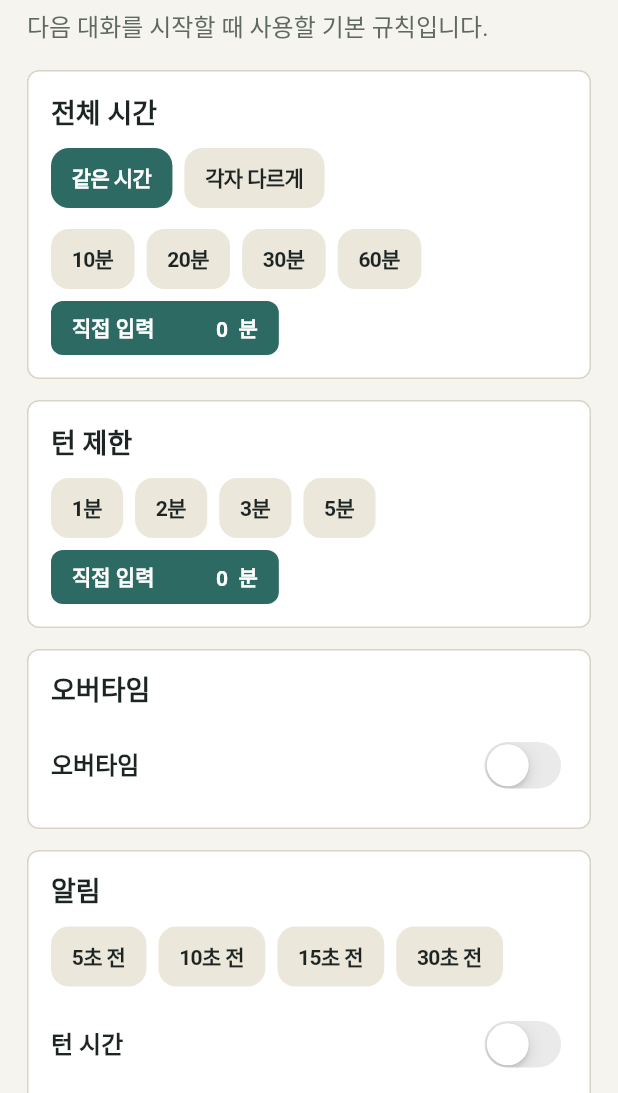
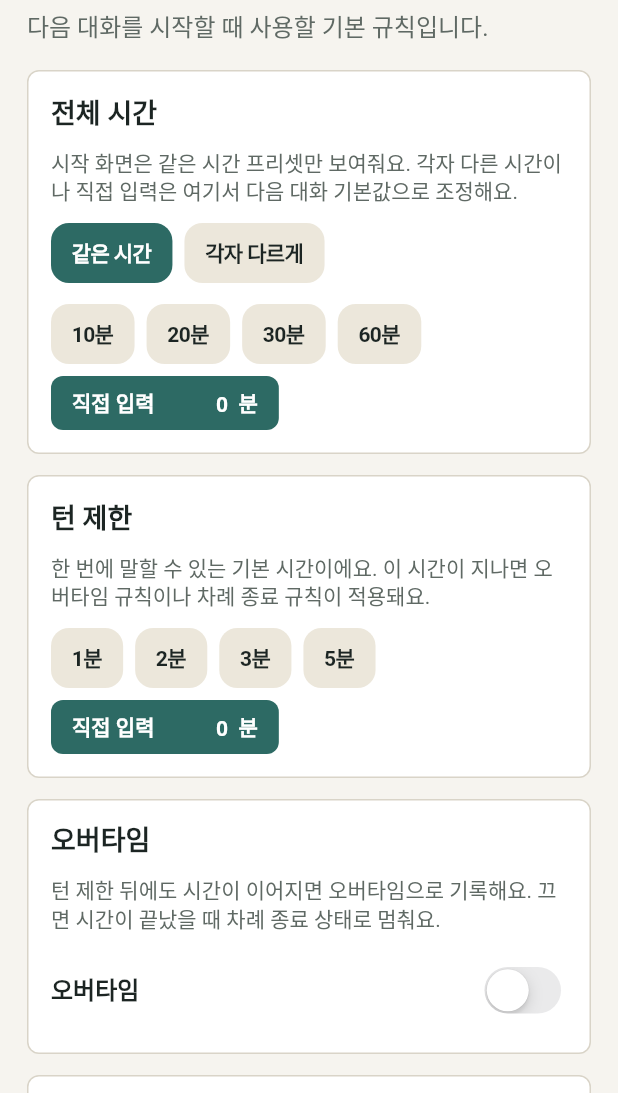
Before and after one commit to adtstack/calmturn, a Flutter app: the SettingsScreen screen opened directly with empty values, on a phone screen of 412 x 824 dp, the part 143-1236 px from its top. Run offline on Flutter 3.47's test engine with Material 3 defaults, Android fonts, the phone set to English and light mode, and no system bars; missing offline and left inert: dart:js_interop.

Commit message:
chore: snapshot 2026-06-12 changes
Automated ZManagedProjects commit.

Project: Tool/malcharye
Date: 2026-06-12

Changed paths:
- docs/04_screen_specs.md
- docs/12_settings_and_notifications.md
- lib/features/settings/session_settings.dart
- lib/features/settings/settings_screen.dart
- test/app/session_settings_flow_test.dart

```diff
--- a/lib/features/settings/session_settings.dart
+++ b/lib/features/settings/session_settings.dart
@@ -4,7 +4,7 @@ enum TotalTimeMode { same, customPerParticipant }
 
 const invalidTurnLimitMessage = '턴 제한은 전체 시간보다 길 수 없어요.';
 const invalidOvertimeWindowMessage = '오버타임을 쓰려면 턴 제한이 전체 시간보다 짧아야 해요.';
-const invalidPenaltyThresholdMessage = '주의 표시 기준은 가능한 오버타임보다 길 수 없어요.';
+const invalidPenaltyThresholdMessage = '내부 기록 기준은 가능한 오버타임보다 길 수 없어요.';
 const invalidWarningBeforeMessage = '알림 시점은 턴 제한과 전체 시간보다 짧아야 해요.';
 const invalidAlertDeliveryMessage = '알림 방식이 모두 꺼져 있어요.';
 const invalidAlertTargetMessage = '알림 대상이 모두 꺼져 있어요.';
--- a/lib/features/settings/settings_screen.dart
+++ b/lib/features/settings/settings_screen.dart
@@ -66,6 +66,10 @@ final class _SettingsScreenState extends State<SettingsScreen> {
             _Section(
               title: '전체 시간',
               children: [
+                const _HelpText(
+                  '시작 화면은 같은 시간 프리셋만 보여줘요. 각자 다른 시간이나 직접 입력은 여기서 다음 대화 기본값으로 조정해요.',
+                ),
+                const SizedBox(height: 12),
                 _ChoiceGroup<TotalTimeMode>(
                   value: _draft.totalTimeMode,
                   options: const [
@@ -126,6 +130,10 @@ final class _SettingsScreenState extends State<SettingsScreen> {
             _Section(
               title: '턴 제한',
               children: [
+                const _HelpText(
+                  '한 번에 말할 수 있는 기본 시간이에요. 이 시간이 지나면 오버타임 규칙이나 차례 종료 규칙이 적용돼요.',
+                ),
+                const SizedBox(height: 12),
                 MinutePresetField(
                   value: _draft.turnLimitSeconds,
                   options: turnLimitMinuteOptions,
@@ -143,6 +151,10 @@ final class _SettingsScreenState extends State<SettingsScreen> {
             _Section(
               title: '오버타임',
               children: [
+                const _HelpText(
+                  '턴 제한 뒤에도 시간이 이어지면 오버타임으로 기록해요. 끄면 시간이 끝났을 때 차례 종료 상태로 멈춰요.',
+                ),
+                const SizedBox(height: 12),
                 _ToggleRow(
                   label: '오버타임',
                   value: _draft.overtimeEnabled,
@@ -159,10 +171,10 @@ final class _SettingsScreenState extends State<SettingsScreen> {
                   _ChoiceGroup<int>(
                     value: _draft.penaltyThresholdSeconds,
                     options: const [
-                      ChoiceOption('주의 표시 30초', 30),
-                      ChoiceOption('주의 표시 1분', 60),
-                      ChoiceOption('주의 표시 2분', 120),
-                      ChoiceOption('주의 표시 3분', 180),
+                      ChoiceOption('내부 기록 기준 30초', 30),
+                      ChoiceOption('내부 기록 기준 1분', 60),
+                      ChoiceOption('내부 기록 기준 2분', 120),
+                      ChoiceOption('내부 기록 기준 3분', 180),
                     ],
                     onSelected: (value) {
                       _updateDraft(
@@ -172,7 +184,7 @@ final class _SettingsScreenState extends State<SettingsScreen> {
                   ),
                   const SizedBox(height: 12),
                   _ToggleRow(
-                    label: '주의 표시 반복',
+                    label: '내부 기록 반복',
                     value:
                         _draft.penaltyRepeatMode ==
                         PenaltyRepeatMode.everyThreshold,
@@ -192,6 +204,10 @@ final class _SettingsScreenState extends State<SettingsScreen> {
             _Section(
               title: '알림',
               children: [
+                const _HelpText(
+                  '턴/전체 시간 종료 전, 오버타임 시작, 내부 기준 도달 중 필요한 순간만 알려줘요. 대상과 방식은 각각 하나 이상 켜져 있어야 해요.',
+                ),
+                const SizedBox(height: 12),
                 _ChoiceGroup<int>(
                   value: _draft.warningBeforeSeconds,
                   options: const [
@@ -230,7 +246,7 @@ final class _SettingsScreenState extends State<SettingsScreen> {
                     },
                   ),
                   _ToggleRow(
-                    label: '주의 표시',
+                    label: '내부 기준 도달',
                     value: _draft.penaltyAlertEnabled,
                     onChanged: (value) {
                       _updateDraft(_draft.copyWith(penaltyAlertEnabled: value));
@@ -273,6 +289,10 @@ final class _SettingsScreenState extends State<SettingsScreen> {
             _Section(
               title: '기록',
               children: [
+                const _HelpText(
+                  '자동 저장은 대화 종료 기록을 남기는 기본 동작이에요. 내부 기준 기록은 호환성용 데이터이며 실행 화면과 기본 기록 화면에는 보이지 않아요.',
+                ),
+                const SizedBox(height: 12),
                 _ToggleRow(
                   label: '자동 저장',
                   value: _settings.autoSaveRecords,
@@ -438,6 +458,24 @@ final class _ToggleRow extends StatelessWidget {
   }
 }
 
+final class _HelpText extends StatelessWidget {
+  final String text;
+
+  const _HelpText(this.text);
+
+  @override
+  Widget build(BuildContext context) {
+    return Text(
+      text,
+      style: const TextStyle(
+        color: Color(0xFF5F6964),
+        fontSize: 14,
+        height: 1.35,
+      ),
+    );
+  }
+}
+
 final class _Section extends StatelessWidget {
   final String title;
   final List<Widget> children;
```
Also changed, not shown: 3 other files.
